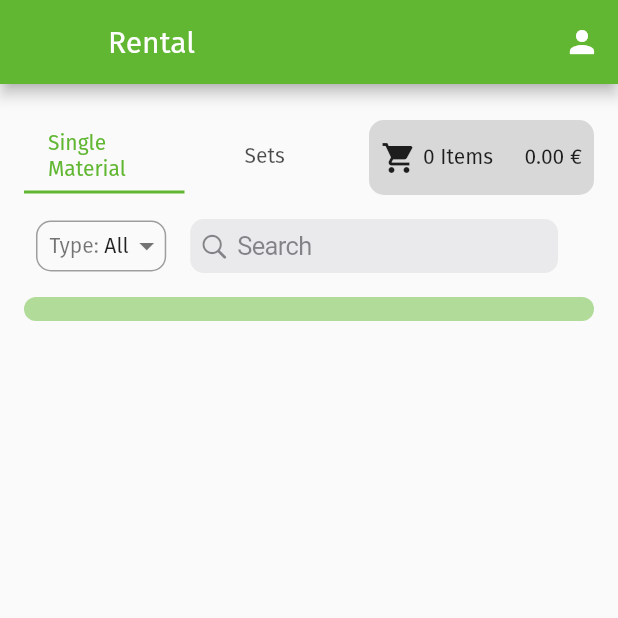
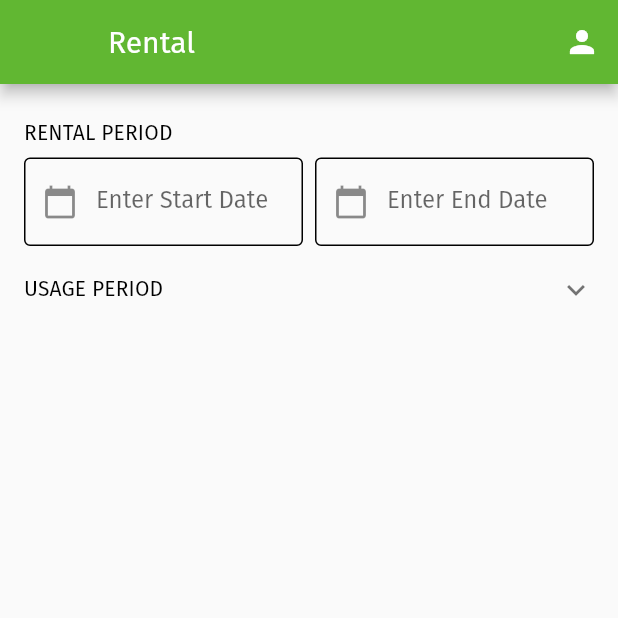
Before and after one commit to jneuendorf/material-manager, a Flutter app: the screen it shows after launch, on a phone screen of 412 x 824 dp, the top half of it. Run offline on Flutter 3.47's test engine with Material 2 defaults, Android fonts, the phone set to English and light mode, and no system bars; our stand-ins replace cross_file, csv, data_table_2, dio, flutter_dotenv, flutter_secure_storage and 5 more; missing offline and left inert: universal_html; accounts and stored records are empty; project files that could hold a hidden picture were left out.

Commit message:
[frontend] WIP: added rentalPeriod condition and period_selector  Widget

```diff
--- /dev/null
+++ b/frontend/lib/pages/rental/components/custom_text_field.dart
@@ -0,0 +1,48 @@
+import 'package:flutter/material.dart';
+import 'package:frontend/pages/rental/controller.dart';
+import 'package:get/get.dart';
+
+
+/// Builds a [TextFormField] with the given [controller], [labelText]
+/// and [validator].
+/// The [onValidChanged] callback is called when the [TextFormField] has been
+/// changed and validated by the [validator].
+Widget buildCustomTextField({
+  required Rx<TextEditingController> controller,
+  required String labelText,
+  required String? Function(String?)? validator,
+  void Function(String)? onValidChanged,
+  required RxBool hadError,
+}) {
+  final rentalPageController = Get.find<RentalPageController>();
+  controller.value.addListener(() {
+    if (hadError.value) rentalPageController.shoppingCartFormKey.currentState!.validate();
+  });
+
+  return Obx(() => TextFormField(
+    controller: controller.value,
+    readOnly: true,
+    decoration: InputDecoration(
+      focusColor: Colors.white,
+      prefixIcon: const Icon(Icons.calendar_today),
+      labelText: labelText,
+      enabledBorder: const OutlineInputBorder(),
+      focusedBorder: const OutlineInputBorder(),
+      errorBorder: const OutlineInputBorder(),
+    ),
+    onTap: () async {
+      controller.value.text = (await rentalPageController.pickDate()) ?? '';
+
+      if (validator!(controller.value.text) != null || onValidChanged == null) return;
+
+      onValidChanged(controller.value.text);
+    },
+    validator: (String? s) {
+      String? errorMsg =  validator!(s);
+      if (errorMsg != null) {
+        hadError.value = true;
+      }
+      return errorMsg;
+    },
+  ));
+}
--- /dev/null
+++ b/frontend/lib/pages/rental/components/period_selector.dart
@@ -0,0 +1,120 @@
+import 'package:flutter/material.dart';
+import 'package:frontend/pages/rental/components/custom_text_field.dart';
+import 'package:frontend/pages/rental/controller.dart';
+import 'package:get/get.dart';
+
+import 'package:frontend/common/util.dart';
+
+class PeriodSelector extends StatelessWidget {
+  PeriodSelector({Key? key}) : super(key: key);
+
+  final rentalPageController = Get.find<RentalPageController>();
+
+  final RxBool hadError = false.obs;
+
+  @override
+  Widget build(BuildContext context) {
+    return Form(
+      key: rentalPageController.shoppingCartFormKey,
+      child: Column(
+        crossAxisAlignment: CrossAxisAlignment.start,
+        children: [
+          Padding(
+            padding: const EdgeInsets.symmetric(vertical: 8.0),
+            child: Text('rental_period'.tr.toUpperCase(),
+              style: Get.textTheme.subtitle2,
+            ),
+          ),
+          !isLargeScreen(context) ? Row (
+            children: [
+              Expanded(
+                child: buildCustomTextField(
+                  controller: rentalPageController.rentalStartController,
+                  labelText: 'enter_start_date'.tr,
+                  validator: rentalPageController.validateDateTime,
+                  onValidChanged: (String s) => rentalPageController.usageStartController.value.text = s,
+                  hadError: hadError,
+                ),
+              ),
+              const SizedBox(width: 8.0),
+              Expanded(
+                child: buildCustomTextField(
+                  controller: rentalPageController.rentalEndController,
+                  labelText: 'enter_end_date'.tr,
+                  validator: rentalPageController.validateDateTime,
+                  onValidChanged: (String s) => rentalPageController.usageEndController.value.text = s,
+                  hadError: hadError,
+                ),
+              ),
+            ],
+          ) : Column(
+            children: [
+              buildCustomTextField(
+                controller: rentalPageController.rentalStartController,
+                labelText: 'enter_start_date'.tr,
+                validator: rentalPageController.validateDateTime,
+                onValidChanged: (String s) => rentalPageController.usageStartController.value.text = s,
+                hadError: hadError,
+              ),
+              const SizedBox(height: 12.0),
+              buildCustomTextField(
+                controller: rentalPageController.rentalEndController,
+                labelText: 'enter_end_date'.tr,
+                validator: rentalPageController.validateDateTime,
+                onValidChanged: (String s) => rentalPageController.usageEndController.value.text = s,
+                hadError: hadError,
+              ),
+            ],
+          ),
+          ExpansionTile(
+            tilePadding: EdgeInsets.zero,
+            title: Text('usage_period'.tr.toUpperCase(),
+              style: Get.textTheme.subtitle2,
+            ),
+            children: [
+              const SizedBox(height: 8.0),
+              !isLargeScreen(context) ? Row(
+                children: [
+                  Expanded(
+                    child: buildCustomTextField(
+                      controller: rentalPageController.usageStartController,
+                      labelText: 'enter_start_date'.tr,
+                      validator: rentalPageController.validateUsageStartDate,
+                      hadError: hadError,
+                    ),
+                  ),
+                  const SizedBox(width: 8.0),
+                  Expanded(
+                    child: buildCustomTextField(
+                      controller: rentalPageController.usageEndController,
+                      labelText: 'enter_end_date'.tr,
+                      validator: rentalPageController.validateUsageEndDate,
+                      hadError: hadError,
+                    ),
+                  ),
+                ],
+              ) : Column(
+                mainAxisSize: MainAxisSize.min,
+                children: [
+                  buildCustomTextField(
+                    controller: rentalPageController.usageStartController,
+                    labelText: 'enter_start_date'.tr,
+                    validator: rentalPageController.validateUsageStartDate,
+                    hadError: hadError,
+                  ),
+                  const SizedBox(height: 12.0),
+                  buildCustomTextField(
+                    controller: rentalPageController.usageEndController,
+                    labelText: 'enter_end_date'.tr,
+                    validator: rentalPageController.validateUsageEndDate,
+                    hadError: hadError,
+                  ),
+                ],
+              ),
+            ],
+          ),
+        ],
+      ),
+    );
+  }
+}
--- a/frontend/lib/pages/rental/controller.dart
+++ b/frontend/lib/pages/rental/controller.dart
@@ -42,6 +42,7 @@ class RentalPageController extends GetxController with GetSingleTickerProviderSt
   final Rx<TextEditingController> rentalEndController = TextEditingController().obs;
   final Rx<TextEditingController> usageStartController = TextEditingController().obs;
   final Rx<TextEditingController> usageEndController = TextEditingController().obs;
+  final Rxn<RentalPeriod> rentalPeriod = Rxn<RentalPeriod>();
 
   @override
   Future<void> onInit() async {
@@ -208,3 +209,14 @@ class RentalPageController extends GetxController with GetSingleTickerProviderSt
   }
 
 }
+
+class RentalPeriod {
+  final DateTime startDate;
+  final DateTime endDate;
+
+  RentalPeriod({
+    required this.startDate,
+    required this.endDate,
+  });
+
+}
--- a/frontend/lib/pages/rental/page.dart
+++ b/frontend/lib/pages/rental/page.dart
@@ -7,6 +7,8 @@ import 'package:frontend/pages/rental/screens/sets_screen.dart';
 import 'package:frontend/pages/rental/screens/single_material_screen.dart';
 import 'package:frontend/common/components/page_wrapper.dart';
 
+import 'package:frontend/pages/rental/components/period_selector.dart';
+
 
 class RentalPage extends GetView<RentalPageController> {
   const RentalPage({Key? key}) : super(key: key);
@@ -15,7 +17,7 @@ class RentalPage extends GetView<RentalPageController> {
   Widget build(BuildContext context) => PageWrapper(
     pageTitle: 'rental'.tr,
     showFooter: false,
-    child: Column(
+    child: Obx(() => controller.rentalPeriod.value != null ? Column(
       children: [
         Padding(
           padding: const EdgeInsets.only(top: 8.0, bottom: 16.0),
@@ -59,7 +61,7 @@ class RentalPage extends GetView<RentalPageController> {
           ),
         ),
       ],
-    ),
+    ) : PeriodSelector()),
   );
 
   Widget buildCartButton(context) => InkWell(
```
Also changed, not shown: frontend/lib/pages/rental/subpages/shopping_cart_page.dart (+101 -137 lines).
